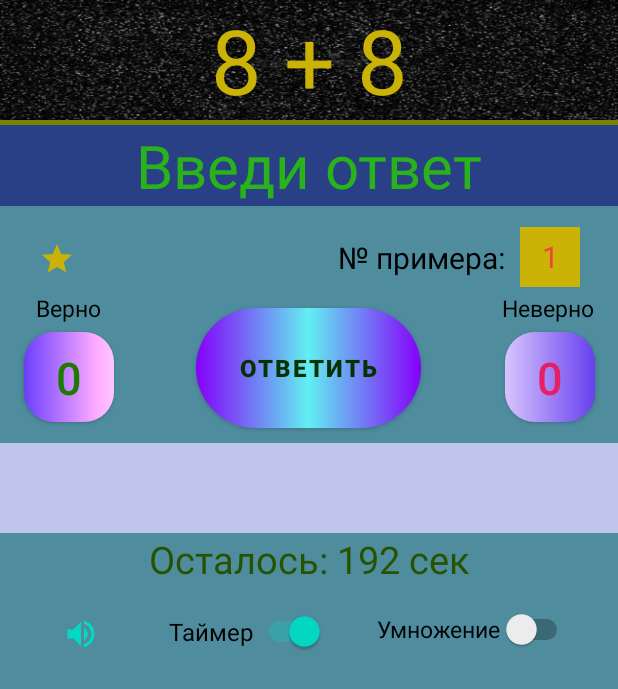
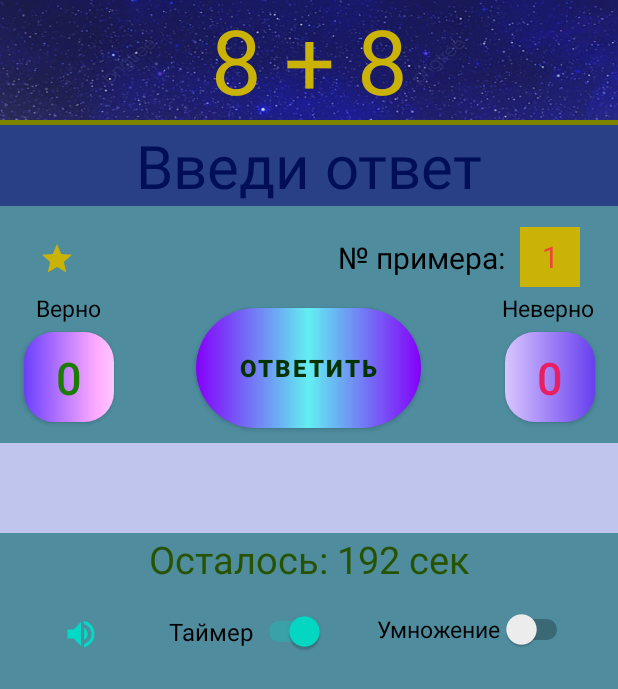
Before and after one commit to mikolaych/ChildScore3, an Android app: the screen it shows after launch (MainActivity), on a phone screen of 412 x 824 dp. Shown: the top 689 px of the screen. Run offline under Robolectric (Android 15) with nearby library versions, the phone set to English and light mode, and no system bars.

Commit message:
12.07.22 Redesign

```diff
--- a/app/src/main/res/values/colors.xml
+++ b/app/src/main/res/values/colors.xml
@@ -12,7 +12,7 @@
     <color name="exerciseWindow">#073954</color>
     <color name="exerciseText">#CAB306</color>
     <color name="answerWindow">#294087</color>
-    <color name="answerText">#29B219</color>
+    <color name="answerText">#000F58</color>
     <color name="positiveWindow">#44FF00</color>
     <color name="positiveText">#1C7B01</color>
     <color name="negativeWindow">#FD1430</color>
```
Also changed, not shown: app/src/main/res/drawable/stars.jpeg (deleted), app/src/main/res/drawable/stars.png (added).
